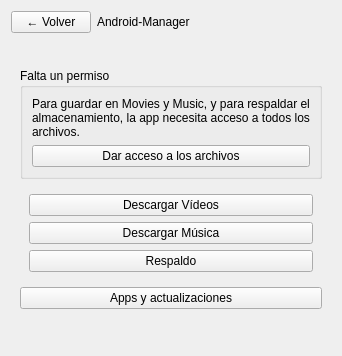
The window that gui/VentanaPrincipal.ui (Sebas-Git-Tail/Android-Manager) describes before a commit, drawn with Qt 5.
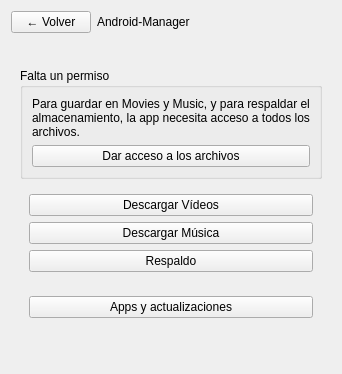
The same window after the commit.

Commit message:
1.3.1: Arreglos de la prueba en el celular: descargas de APK sin romperse, «Apps y actualizaciones» ya no cierra la app, botones estándar en español
Además: el botón de apps con el mismo ancho que los demás.

```diff
--- a/gui/VentanaPrincipal.ui
+++ b/gui/VentanaPrincipal.ui
@@ -89,10 +89,18 @@
         </widget>
        </item>
        <item>
+        <!-- En su propio contenedor (mismo margen que grupoHerramientas): tiene que andar aunque las
+             herramientas no estén listas, para poder actualizar la app -->
+        <widget class="QWidget" name="grupoApps" native="true">
+         <layout class="QVBoxLayout" name="layoutApps">
+          <item>
         <widget class="QPushButton" name="botonApps">
          <property name="text">
           <string>Apps y actualizaciones</string>
          </property>
+           </widget>
+          </item>
+         </layout>
         </widget>
        </item>
        <item>
```
Lines whose indentation alone changed are shown as unchanged. The commit also changes 2 other files.
